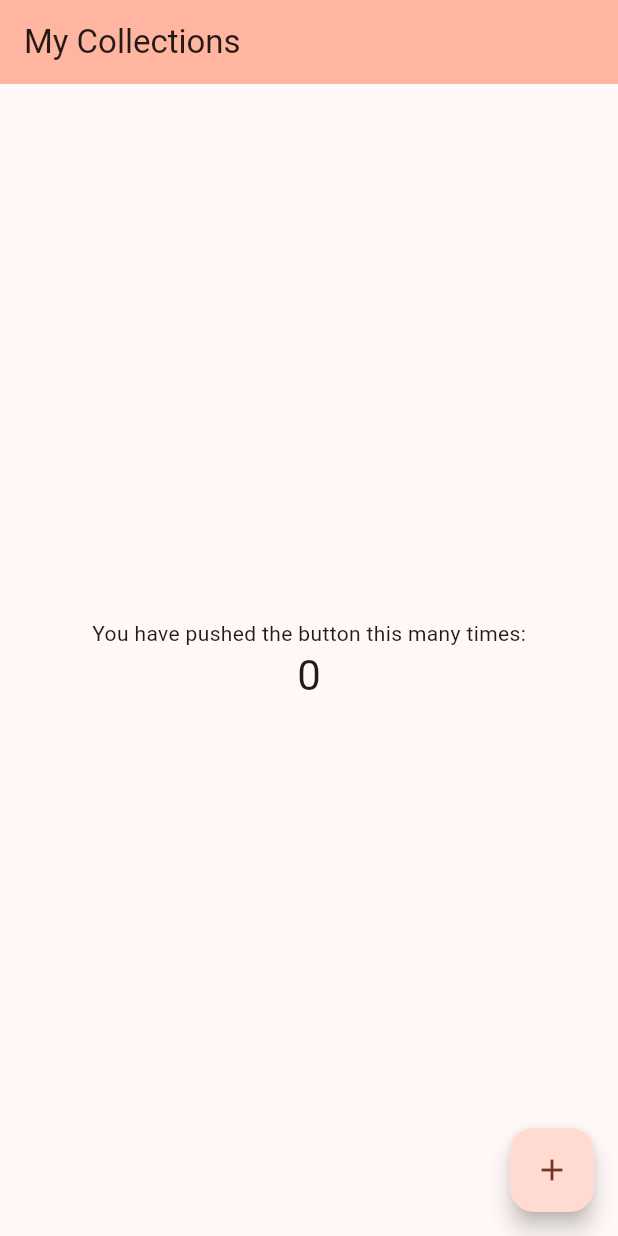
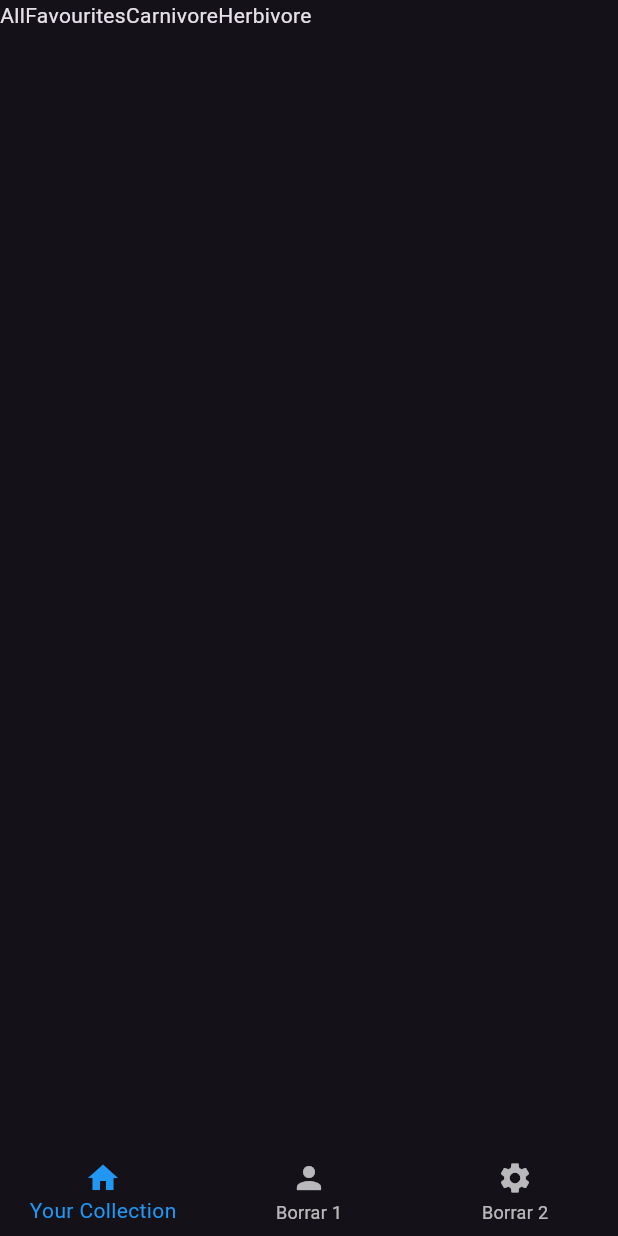
Before and after one commit to daviddela12/myCollections, a Flutter app: the screen it shows after launch, on a phone screen of 412 x 824 dp. Run offline on Flutter 3.47's test engine with Material 3 defaults, Android fonts, the phone set to English and light mode, and no system bars; our stand-ins replace font_awesome_flutter.

Commit message:
Refactor clean architecture

```diff
--- /dev/null
+++ b/lib/conf/themes/dark.dart
@@ -0,0 +1,20 @@
+import 'package:flutter/material.dart';
+
+final darkTheme = ThemeData.dark().copyWith(
+  // This is the theme of your application.
+  //
+  // TRY THIS: Try running your application with "flutter run". You'll see
+  // the application has a purple toolbar. Then, without quitting the app,
+  // try changing the seedColor in the colorScheme below to Colors.green
+  // and then invoke "hot reload" (save your changes or press the "hot
+  // reload" button in a Flutter-supported IDE, or press "r" if you used
+  // the command line to start the app).
+  //
+  // Notice that the counter didn't reset back to zero; the application
+  // state is not lost during the reload. To reset the state, use hot
+  // restart instead.
+  //
+  // This works for code too, not just values: Most code changes can be
+  // tested with just a hot reload.
+  colorScheme: ColorScheme.fromSwatch().copyWith(secondary: Colors.blue),
+);
--- a/lib/main.dart
+++ b/lib/main.dart
@@ -1,125 +1,14 @@
 import 'package:flutter/material.dart';
+import 'package:my_collections/src/categories/services/category_service.dart';
+import 'package:provider/provider.dart';
 
-void main() {
-  runApp(const MyApp());
-}
+import 'my_collections.dart';
 
-class MyApp extends StatelessWidget {
-  const MyApp({super.key});
-
-  // This widget is the root of your application.
-  @override
-  Widget build(BuildContext context) {
-    return MaterialApp(
-      title: 'My Collections',
-      theme: ThemeData(
-        // This is the theme of your application.
-        //
-        // TRY THIS: Try running your application with "flutter run". You'll see
-        // the application has a purple toolbar. Then, without quitting the app,
-        // try changing the seedColor in the colorScheme below to Colors.green
-        // and then invoke "hot reload" (save your changes or press the "hot
-        // reload" button in a Flutter-supported IDE, or press "r" if you used
-        // the command line to start the app).
-        //
-        // Notice that the counter didn't reset back to zero; the application
-        // state is not lost during the reload. To reset the state, use hot
-        // restart instead.
-        //
-        // This works for code too, not just values: Most code changes can be
-        // tested with just a hot reload.
-        colorScheme: ColorScheme.fromSeed(seedColor: Colors.deepOrange),
-        useMaterial3: true,
-      ),
-      home: const MyHomePage(title: 'My Collections'),
-    );
-  }
-}
-
-class MyHomePage extends StatefulWidget {
-  const MyHomePage({super.key, required this.title});
-
-  // This widget is the home page of your application. It is stateful, meaning
-  // that it has a State object (defined below) that contains fields that affect
-  // how it looks.
-
-  // This class is the configuration for the state. It holds the values (in this
-  // case the title) provided by the parent (in this case the App widget) and
-  // used by the build method of the State. Fields in a Widget subclass are
-  // always marked "final".
-
-  final String title;
-
-  @override
-  State<MyHomePage> createState() => _MyHomePageState();
-}
-
-class _MyHomePageState extends State<MyHomePage> {
-  int _counter = 0;
-
-  void _incrementCounter() {
-    setState(() {
-      // This call to setState tells the Flutter framework that something has
-      // changed in this State, which causes it to rerun the build method below
-      // so that the display can reflect the updated values. If we changed
-      // _counter without calling setState(), then the build method would not be
-      // called again, and so nothing would appear to happen.
-      _counter++;
-    });
-  }
-
-  @override
-  Widget build(BuildContext context) {
-    // This method is rerun every time setState is called, for instance as done
-    // by the _incrementCounter method above.
-    //
-    // The Flutter framework has been optimized to make rerunning build methods
-    // fast, so that you can just rebuild anything that needs updating rather
-    // than having to individually change instances of widgets.
-    return Scaffold(
-      appBar: AppBar(
-        // TRY THIS: Try changing the color here to a specific color (to
-        // Colors.amber, perhaps?) and trigger a hot reload to see the AppBar
-        // change color while the other colors stay the same.
-        backgroundColor: Theme.of(context).colorScheme.inversePrimary,
-        // Here we take the value from the MyHomePage object that was created by
-        // the App.build method, and use it to set our appbar title.
-        title: Text(widget.title),
-      ),
-      body: Center(
-        // Center is a layout widget. It takes a single child and positions it
-        // in the middle of the parent.
-        child: Column(
-          // Column is also a layout widget. It takes a list of children and
-          // arranges them vertically. By default, it sizes itself to fit its
-          // children horizontally, and tries to be as tall as its parent.
-          //
-          // Column has various properties to control how it sizes itself and
-          // how it positions its children. Here we use mainAxisAlignment to
-          // center the children vertically; the main axis here is the vertical
-          // axis because Columns are vertical (the cross axis would be
-          // horizontal).
-          //
-          // TRY THIS: Invoke "debug painting" (choose the "Toggle Debug Paint"
-          // action in the IDE, or press "p" in the console), to see the
-          // wireframe for each widget.
-          mainAxisAlignment: MainAxisAlignment.center,
-          children: <Widget>[
-            const Text(
-              'You have pushed the button this many times:',
-            ),
-            Text(
-              '$_counter',
-              style: Theme.of(context).textTheme.headlineMedium,
-            ),
-          ],
-        ),
-      ),
-      floatingActionButton: FloatingActionButton(
-        onPressed: _incrementCounter,
-        tooltip: 'Increment',
-        child: const Icon(Icons.add),
-      ), // This trailing comma makes auto-formatting nicer for build methods.
-    );
-  }
-}
+void main() => runApp(
+    MultiProvider(
+      providers: [
+        ChangeNotifierProvider(create: (_)=> CategoryService() ),
+      ],
+      child: const MyCollections(),
+  )
+);
--- /dev/null
+++ b/lib/my_collections.dart
@@ -0,0 +1,17 @@
+import 'package:flutter/material.dart';
+import 'package:my_collections/my_collections_view.dart';
+import 'package:my_collections/conf/themes/dark.dart';
+
+class MyCollections extends StatelessWidget {
+  const MyCollections({super.key});
+
+  @override
+  Widget build(BuildContext context) {
+    return MaterialApp(
+      debugShowCheckedModeBanner: false,
+      title: 'Material App',
+      home: const MyCollectionsView(),
+      theme: darkTheme,
+    );
+  }
+}
--- /dev/null
+++ b/lib/my_collections_view.dart
@@ -0,0 +1,16 @@
+import 'package:flutter/material.dart';
+import 'package:my_collections/src/navigation/pages/navigation_bottom_bar.dart';
+import 'package:my_collections/src/navigation/pages/navigation_content.dart';
+
+class MyCollectionsView extends StatelessWidget {
+  const MyCollectionsView({super.key});
+
+  @override
+  Widget build(BuildContext context) {
+    // return const Placeholder();
+    return const Scaffold(
+      body: NavigationContent(),
+      bottomNavigationBar: NavigationBottomBar(),
+    );
+  }
+}
--- /dev/null
+++ b/lib/src/categories/models/category_model.dart
@@ -0,0 +1,11 @@
+import 'package:flutter/material.dart';
+
+class Category {
+  final String name;
+  final IconData icon;
+
+  const Category({
+    required this.name,
+    required this.icon,
+  });
+}
--- /dev/null
+++ b/lib/src/categories/pages/tab_elements/tab_elements.dart
@@ -0,0 +1,33 @@
+import 'package:flutter/material.dart';
+import 'package:my_collections/src/categories/services/category_service.dart';
+import 'package:provider/provider.dart';
+
+class TabElements extends StatelessWidget {
+  const TabElements({super.key});
+
+  @override
+  Widget build(BuildContext context) {
+    final categories = Provider.of<CategoryService>(context).categories;
+
+    return SafeArea(
+        child: Scaffold(
+          body: Column(
+            children: <Widget>[
+              Container(
+                width: double.infinity,
+                height: 80,
+                child: ListView.builder(
+                    physics: const BouncingScrollPhysics(),
+                    scrollDirection: Axis.horizontal,
+                    itemCount: categories.length,
+                    itemBuilder: (context, index) {
+                      return Text(categories[index].name);
+                    }
+                ),
+              ),
+            ],
+          ),
+        ),
+    );
+  }
+}
--- /dev/null
+++ b/lib/src/categories/services/category_service.dart
@@ -0,0 +1,13 @@
+import 'package:flutter/material.dart';
+import 'package:font_awesome_flutter/font_awesome_flutter.dart';
+
+import '../models/category_model.dart';
+
+class CategoryService with ChangeNotifier {
+  List<Category> categories = [
+      const Category(name: "All", icon: FontAwesomeIcons.list),
+      const Category(name: "Favourites", icon: FontAwesomeIcons.star),
+      const Category(name: "Carnivore", icon: FontAwesomeIcons.cloudMeatball),
+      const Category(name: "Herbivore", icon: FontAwesomeIcons.plantWilt),
+    ];
+}
--- /dev/null
+++ b/lib/src/navigation/pages/navigation_bottom_bar.dart
@@ -0,0 +1,25 @@
+import 'package:flutter/material.dart';
+
+class NavigationBottomBar extends StatelessWidget {
+  const NavigationBottomBar({super.key});
+
+  @override
+  Widget build(BuildContext context) {
+    return BottomNavigationBar(
+      items: const <BottomNavigationBarItem>[
+        BottomNavigationBarItem(
+          icon: Icon(Icons.home),
+          label: 'Your Collection',
+        ),
+        BottomNavigationBarItem(
+          icon: Icon(Icons.person),
+          label: 'Borrar 1',
+        ),
+        BottomNavigationBarItem(
+          icon: Icon(Icons.settings),
+          label: 'Borrar 2',
+        ),
+      ],
+    );
+  }
+}
--- /dev/null
+++ b/lib/src/navigation/pages/navigation_content.dart
@@ -0,0 +1,29 @@
+import 'package:flutter/material.dart';
+import 'package:my_collections/src/categories/pages/tab_elements/tab_elements.dart';
+
+class NavigationContent extends StatelessWidget {
+  const NavigationContent({super.key});
+
+  @override
+  Widget build(BuildContext context) {
+    return PageView(
+      // physics: const AlwaysScrollableScrollPhysics(),
+      physics: const NeverScrollableScrollPhysics(),
+      children: <Widget>[
+        const TabElements(),
+        Container(
+          color: Colors.blue,
+          child: const Center(
+            child: Text('Borrar 1'),
+          ),
+        ),
+        Container(
+          color: Colors.black,
+          child: const Center(
+            child: Text('Borrar 2'),
+          ),
+        ),
+      ],
+    );
+  }
+}
--- a/pubspec.yaml
+++ b/pubspec.yaml
@@ -35,6 +35,8 @@ dependencies:
   # The following adds the Cupertino Icons font to your application.
   # Use with the CupertinoIcons class for iOS style icons.
   cupertino_icons: ^1.0.6
+  provider: ^6.0.1
+  font_awesome_flutter: ^10.7.0
 
 dev_dependencies:
   flutter_test:
```
Also changed, not shown: pubspec.lock, 1 other file.
